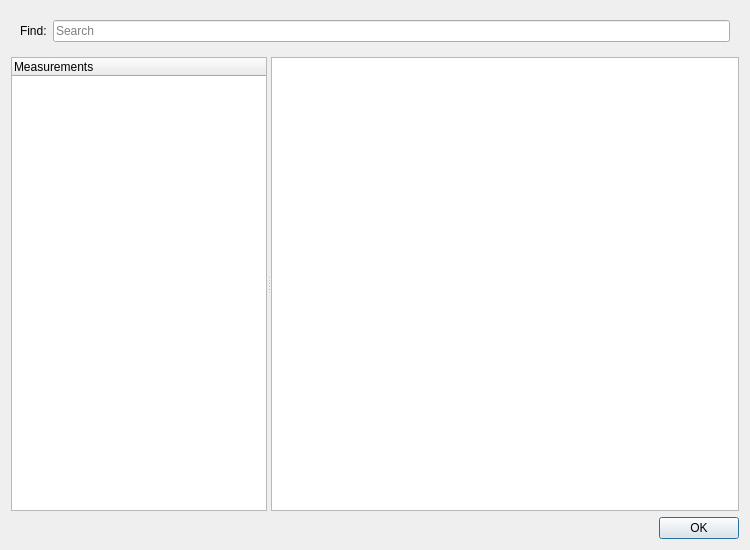
Above: src/app/seamlyme/dialogs/dialogmdatabase.ui from FashionFreedom/Seamly2D before the change. Below: the same form after it.
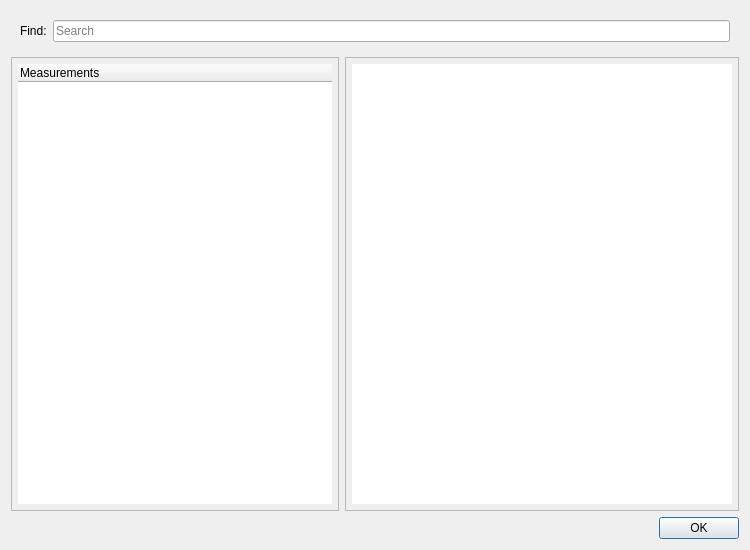
That is the form after the change. Icons and pictures are not drawn.

Commit message: remove splitter widget to fix me database dialog

The edit to the form file:
```diff
--- a/src/app/seamlyme/dialogs/dialogmdatabase.ui
+++ b/src/app/seamlyme/dialogs/dialogmdatabase.ui
@@ -29,7 +29,7 @@
   <property name="modal">
    <bool>true</bool>
   </property>
-  <layout class="QVBoxLayout" name="verticalLayout">
+  <layout class="QVBoxLayout" name="verticalLayout_3">
    <item>
     <widget class="QFrame" name="horizontalFrame">
      <property name="sizePolicy">
@@ -60,10 +60,29 @@
     </widget>
    </item>
    <item>
-    <widget class="QSplitter" name="splitter">
-     <property name="orientation">
-      <enum>Qt::Horizontal</enum>
-     </property>
+    <layout class="QHBoxLayout" name="horizontalLayout" stretch="5,6">
+     <item>
+      <widget class="QFrame" name="frame_2">
+       <property name="frameShape">
+        <enum>QFrame::StyledPanel</enum>
+       </property>
+       <property name="frameShadow">
+        <enum>QFrame::Sunken</enum>
+       </property>
+       <layout class="QVBoxLayout" name="verticalLayout">
+        <property name="leftMargin">
+         <number>6</number>
+        </property>
+        <property name="topMargin">
+         <number>6</number>
+        </property>
+        <property name="rightMargin">
+         <number>6</number>
+        </property>
+        <property name="bottomMargin">
+         <number>6</number>
+        </property>
+        <item>
      <widget class="QTreeWidget" name="treeWidget">
       <property name="sizePolicy">
        <sizepolicy hsizetype="Expanding" vsizetype="Expanding">
@@ -74,6 +93,18 @@
       <property name="contextMenuPolicy">
        <enum>Qt::CustomContextMenu</enum>
       </property>
+          <property name="frameShape">
+           <enum>QFrame::NoFrame</enum>
+          </property>
+          <property name="frameShadow">
+           <enum>QFrame::Sunken</enum>
+          </property>
+          <property name="lineWidth">
+           <number>0</number>
+          </property>
+          <property name="sizeAdjustPolicy">
+           <enum>QAbstractScrollArea::AdjustToContents</enum>
+          </property>
       <property name="selectionMode">
        <enum>QAbstractItemView::SingleSelection</enum>
       </property>
@@ -92,18 +123,54 @@
        </property>
       </column>
      </widget>
+        </item>
+       </layout>
+      </widget>
+     </item>
+     <item>
+      <widget class="QFrame" name="frame">
+       <property name="frameShape">
+        <enum>QFrame::StyledPanel</enum>
+       </property>
+       <property name="frameShadow">
+        <enum>QFrame::Sunken</enum>
+       </property>
+       <layout class="QVBoxLayout" name="verticalLayout_2">
+        <property name="leftMargin">
+         <number>6</number>
+        </property>
+        <property name="topMargin">
+         <number>6</number>
+        </property>
+        <property name="rightMargin">
+         <number>6</number>
+        </property>
+        <property name="bottomMargin">
+         <number>6</number>
+        </property>
+        <item>
      <widget class="QTextEdit" name="textEdit">
       <property name="sizePolicy">
        <sizepolicy hsizetype="Expanding" vsizetype="Expanding">
-        <horstretch>1</horstretch>
+            <horstretch>0</horstretch>
         <verstretch>0</verstretch>
        </sizepolicy>
       </property>
+          <property name="frameShape">
+           <enum>QFrame::NoFrame</enum>
+          </property>
+          <property name="frameShadow">
+           <enum>QFrame::Sunken</enum>
+          </property>
       <property name="readOnly">
        <bool>true</bool>
       </property>
      </widget>
-    </widget>
+        </item>
+       </layout>
+      </widget>
+     </item>
+    </layout>
    </item>
    <item>
     <widget class="QDialogButtonBox" name="buttonBox">
```
Lines whose indentation alone changed are shown as unchanged.
